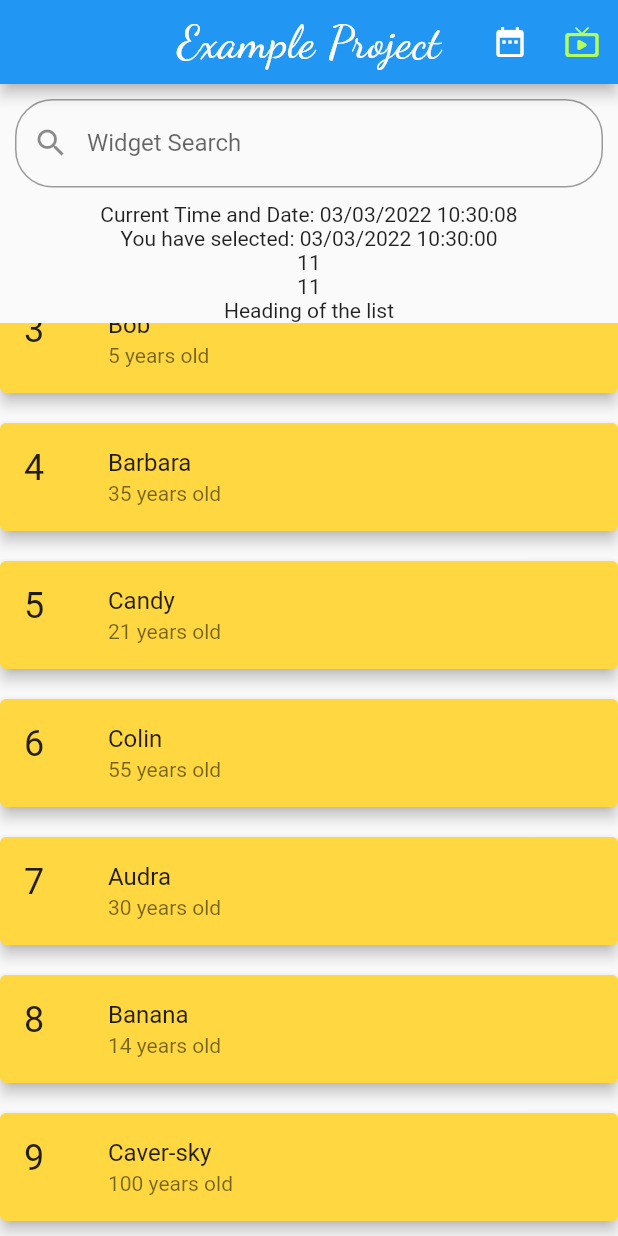
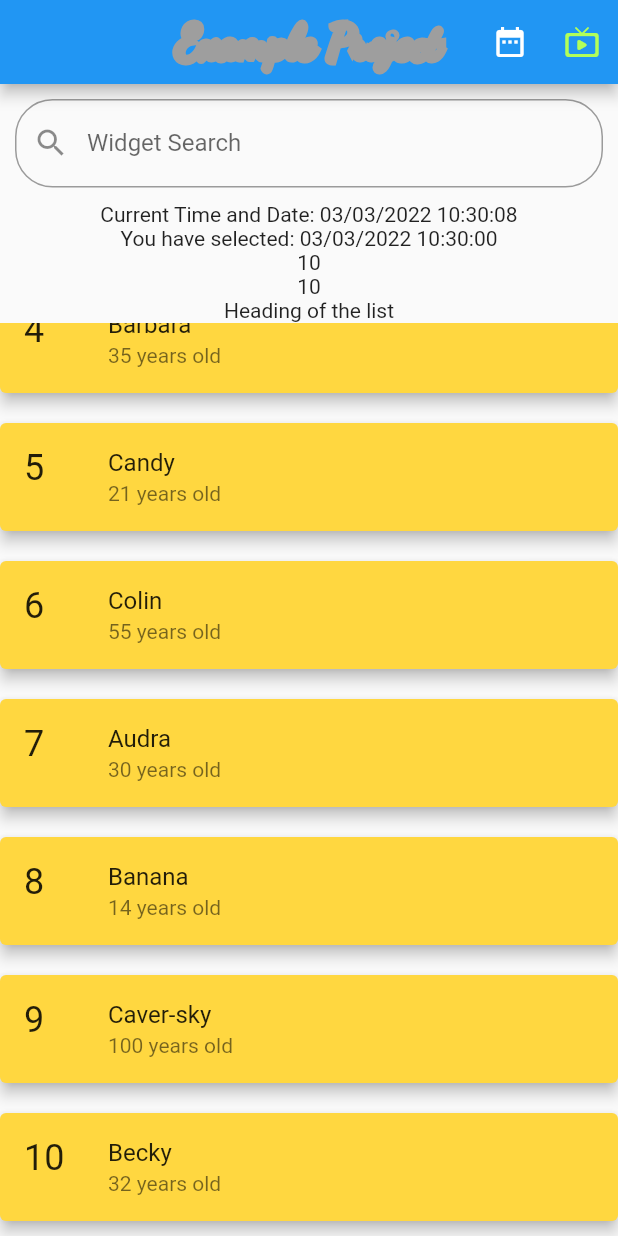
Before and after one commit to Hadjimamas/Testing_Project, a Flutter app: the screen it shows after launch, scrolled down 311 dp, on a phone screen of 412 x 824 dp. Run offline on Flutter 3.47's test engine with Material 2 defaults, Android fonts, the phone set to English and light mode, and no system bars; our stand-ins replace google_fonts.

Commit message:
Practice Project

```diff
--- a/lib/main.dart
+++ b/lib/main.dart
@@ -86,7 +86,6 @@ class _MyHomePage extends State<MyHomePage> {
   DateTime selectedDate = DateTime.now();
   TextEditingController editingController = TextEditingController();
   final List<Map<String, dynamic>> _allUsers = [
-    {"id": 0, "name": "Andreas"},
     {"id": 1, "name": "Andy", "age": 29},
     {"id": 2, "name": "Aragon", "age": 40},
     {"id": 3, "name": "Bob", "age": 5},
@@ -161,15 +160,22 @@ class _MyHomePage extends State<MyHomePage> {
   @override
   Widget build(BuildContext context) {
     //DateFormat formatterDate = DateFormat('dd/MM/yyyy');
-    String dateNow = _formatDateTime(selectedDate);
+    String newDate = _formatDateTime(selectedDate);
     return Column(
       children: [
         AppBar(
           title: Text(
             'Example Project',
             style: GoogleFonts.dancingScript(
-              textStyle: const TextStyle(
-                  color: Colors.white, letterSpacing: .5, fontSize: 30),
+              textStyle: TextStyle(
+                //color: Colors.white,
+                letterSpacing: .5,
+                fontSize: 30,
+                foreground: Paint()
+                  ..style = PaintingStyle.stroke
+                  ..strokeWidth = 6
+                  ..color = Colors.grey,
+              ),
             ),
           ),
           centerTitle: true,
@@ -214,7 +220,7 @@ class _MyHomePage extends State<MyHomePage> {
           ),
         ),*/
         Text("Current Time and Date: $_timeString"),
-        Text("You have selected: $dateNow"),
+        Text("You have selected: $newDate"),
         //print(_foundUsers.length);
         Text(_allUsers.length.toString()),
         Text(_foundUsers.length.toString()),
```
